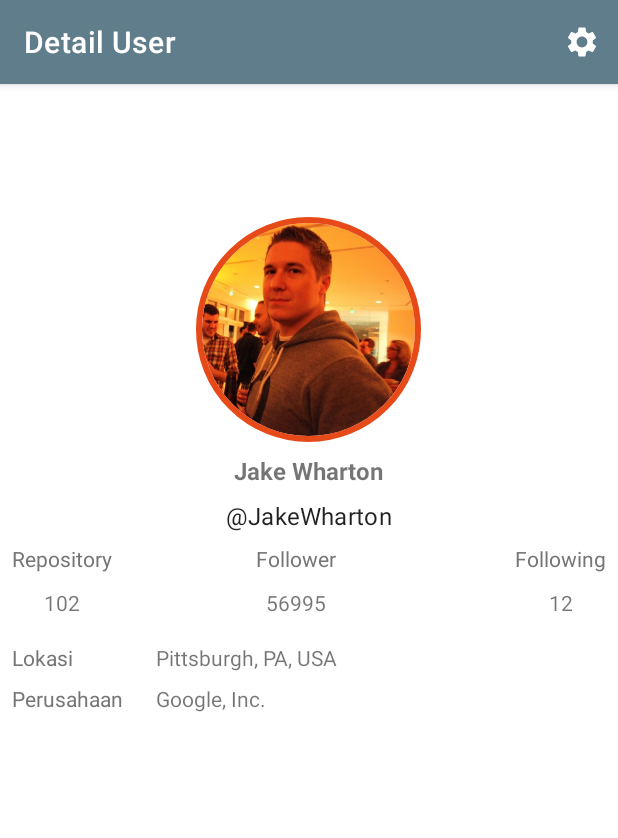
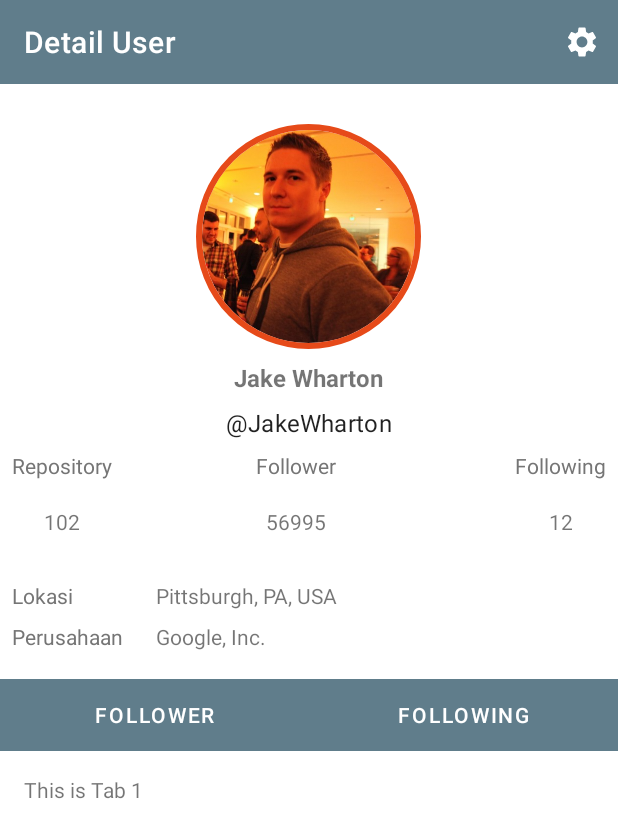
Before and after one commit to rizkidarmawanrpl/GithubUserApp, an Android app: the screen it shows after launch (DetailUserActivity), after a tap on "Jake Wharton", on a phone screen of 412 x 824 dp. Shown: the top 838 px of the screen. Run offline under Robolectric (Android 15) with nearby library versions, the phone set to English and light mode, and no system bars; plain views replace CircularImageView.

Commit message:
Commit add tab layout at detail

```diff
--- a/app/build.gradle
+++ b/app/build.gradle
@@ -38,6 +38,7 @@ dependencies {
     implementation 'androidx.appcompat:appcompat:1.4.0'
     implementation 'com.google.android.material:material:1.4.0'
     implementation 'androidx.constraintlayout:constraintlayout:2.1.2'
+    implementation 'androidx.legacy:legacy-support-v4:1.0.0'
     testImplementation 'junit:junit:4.+'
     androidTestImplementation 'androidx.test.ext:junit:1.1.3'
     androidTestImplementation 'androidx.test.espresso:espresso-core:3.4.0'
@@ -47,4 +48,5 @@ dependencies {
     implementation 'com.intuit.ssp:ssp-android:1.0.6'
     implementation 'com.intuit.sdp:sdp-android:1.0.6'
     implementation 'com.google.android.material:material:1.3.1'
+    implementation 'androidx.viewpager2:viewpager2:1.0.0'
 }
--- a/app/src/main/java/com/erdeprof/githubuserapp/DetailUserActivity.kt
+++ b/app/src/main/java/com/erdeprof/githubuserapp/DetailUserActivity.kt
@@ -7,10 +7,20 @@ import android.view.Menu
 import android.view.MenuItem
 import android.widget.ImageView
 import android.widget.TextView
+import androidx.annotation.StringRes
+import androidx.viewpager2.widget.ViewPager2
+import com.google.android.material.tabs.TabLayout
+import com.google.android.material.tabs.TabLayoutMediator
 
 class DetailUserActivity : AppCompatActivity() {
     companion object {
         const val EXTRA_USER = "extra_user"
+
+        @StringRes
+        private val TAB_TITLES = intArrayOf(
+            R.string.tab_text_follower,
+            R.string.tab_text_following
+        )
     }
 
     override fun onCreate(savedInstanceState: Bundle?) {
@@ -38,6 +48,16 @@ class DetailUserActivity : AppCompatActivity() {
         tvFollowing.text = user.following.toString()
         tvLocation.text = user.location
         tvCompany.text = user.company
+
+        val sectionsPagerAdapter = SectionsPagerAdapter(this)
+        val viewPager: ViewPager2 = findViewById(R.id.view_pager)
+        viewPager.adapter = sectionsPagerAdapter
+        val tabs: TabLayout = findViewById(R.id.tabs)
+        TabLayoutMediator(tabs, viewPager) { tab, position ->
+            tab.text = resources.getString(TAB_TITLES[position])
+        }.attach()
+
+        supportActionBar?.elevation = 0f
     }
 
     override fun onCreateOptionsMenu(menu: Menu?): Boolean {
--- /dev/null
+++ b/app/src/main/java/com/erdeprof/githubuserapp/FollowerFragment.kt
@@ -0,0 +1,40 @@
+package com.erdeprof.githubuserapp
+
+import android.os.Bundle
+import androidx.fragment.app.Fragment
+import android.view.LayoutInflater
+import android.view.View
+import android.view.ViewGroup
+import android.widget.TextView
+
+class FollowerFragment : Fragment() {
+    override fun onCreateView(
+        inflater: LayoutInflater, container: ViewGroup?,
+        savedInstanceState: Bundle?
+    ): View? {
+        // Inflate the layout for this fragment
+        return inflater.inflate(R.layout.fragment_follower, container, false)
+    }
+
+    override fun onViewCreated(view: View, savedInstanceState: Bundle?) {
+        super.onViewCreated(view, savedInstanceState)
+
+        val tvLabel: TextView = view.findViewById(R.id.tab_follower)
+        val index = arguments?.getInt(ARG_SECTION_NUMBER, 0)
+
+        tvLabel.text = getString(R.string.content_tab_text, index)
+    }
+
+    companion object {
+
+        private const val ARG_SECTION_NUMBER = "section_number"
+
+        @JvmStatic
+        fun newInstance(index: Int) =
+            FollowerFragment().apply {
+                arguments = Bundle().apply {
+                    putInt(ARG_SECTION_NUMBER, index)
+                }
+            }
+    }
+}
--- /dev/null
+++ b/app/src/main/java/com/erdeprof/githubuserapp/FollowingFragment.kt
@@ -0,0 +1,59 @@
+package com.erdeprof.githubuserapp
+
+import android.os.Bundle
+import androidx.fragment.app.Fragment
+import android.view.LayoutInflater
+import android.view.View
+import android.view.ViewGroup
+
+// TODO: Rename parameter arguments, choose names that match
+// the fragment initialization parameters, e.g. ARG_ITEM_NUMBER
+private const val ARG_PARAM1 = "param1"
+private const val ARG_PARAM2 = "param2"
+
+/**
+ * A simple [Fragment] subclass.
+ * Use the [FollowingFragment.newInstance] factory method to
+ * create an instance of this fragment.
+ */
+class FollowingFragment : Fragment() {
+    // TODO: Rename and change types of parameters
+    private var param1: String? = null
+    private var param2: String? = null
+
+    override fun onCreate(savedInstanceState: Bundle?) {
+        super.onCreate(savedInstanceState)
+        arguments?.let {
+            param1 = it.getString(ARG_PARAM1)
+            param2 = it.getString(ARG_PARAM2)
+        }
+    }
+
+    override fun onCreateView(
+        inflater: LayoutInflater, container: ViewGroup?,
+        savedInstanceState: Bundle?
+    ): View? {
+        // Inflate the layout for this fragment
+        return inflater.inflate(R.layout.fragment_following, container, false)
+    }
+
+    companion object {
+        /**
+         * Use this factory method to create a new instance of
+         * this fragment using the provided parameters.
+         *
+         * @param param1 Parameter 1.
+         * @param param2 Parameter 2.
+         * @return A new instance of fragment FollowingFragment.
+         */
+        // TODO: Rename and change types and number of parameters
+        @JvmStatic
+        fun newInstance(param1: String, param2: String) =
+            FollowingFragment().apply {
+                arguments = Bundle().apply {
+                    putString(ARG_PARAM1, param1)
+                    putString(ARG_PARAM2, param2)
+                }
+            }
+    }
+}
--- a/app/src/main/java/com/erdeprof/githubuserapp/MainActivity.kt
+++ b/app/src/main/java/com/erdeprof/githubuserapp/MainActivity.kt
@@ -25,7 +25,7 @@ class MainActivity : AppCompatActivity() {
 
         list.addAll(listUsers)
 
-        val searchManager = getSystemService(Context.SEARCH_SERVICE) as SearchManager
+        /*val searchManager = getSystemService(Context.SEARCH_SERVICE) as SearchManager
         val searchView: SearchView = findViewById(R.id.input_username)
 
         searchView.setSearchableInfo(searchManager.getSearchableInfo(componentName))
@@ -40,7 +40,7 @@ class MainActivity : AppCompatActivity() {
                 Toast.makeText(this@MainActivity, p0, Toast.LENGTH_SHORT).show()
                 return true
             }
-        })
+        })*/
 
         showRecyclerList()
     }
--- /dev/null
+++ b/app/src/main/java/com/erdeprof/githubuserapp/SectionsPagerAdapter.kt
@@ -0,0 +1,16 @@
+package com.erdeprof.githubuserapp
+
+import androidx.appcompat.app.AppCompatActivity
+import androidx.fragment.app.Fragment
+import androidx.viewpager2.adapter.FragmentStateAdapter
+
+class SectionsPagerAdapter(activity: AppCompatActivity) : FragmentStateAdapter(activity) {
+    override fun getItemCount(): Int {
+        return 2
+    }
+
+    override fun createFragment(position: Int): Fragment {
+        return FollowerFragment.newInstance(position + 1)
+    }
+
+}
--- a/app/src/main/res/layout/activity_detail_user.xml
+++ b/app/src/main/res/layout/activity_detail_user.xml
@@ -4,7 +4,8 @@
     xmlns:tools="http://schemas.android.com/tools"
     android:layout_width="match_parent"
     android:layout_height="match_parent"
-    tools:context=".DetailUserActivity">
+    tools:context=".DetailUserActivity"
+    android:orientation="vertical">
 
     <androidx.constraintlayout.widget.ConstraintLayout
         android:layout_width="match_parent"
@@ -15,42 +16,42 @@
             android:id="@+id/img_avatar"
             android:layout_width="150dp"
             android:layout_height="150dp"
+            app:civ_border_color="@color/orange_dark"
+            app:civ_border_width="4dp"
+            app:civ_shadow="true"
+            app:civ_shadow_color="@color/gray_light"
+            app:civ_shadow_radius="10"
             app:layout_constraintBottom_toBottomOf="parent"
             app:layout_constraintEnd_toEndOf="parent"
             app:layout_constraintHorizontal_bias="0.498"
             app:layout_constraintStart_toStartOf="parent"
             app:layout_constraintTop_toTopOf="parent"
-            app:layout_constraintVertical_bias="0.33"
-            tools:src="@tools:sample/avatars"
-            app:civ_border_color="@color/orange_dark"
-            app:civ_border_width="4dp"
-            app:civ_shadow="true"
-            app:civ_shadow_color="@color/gray_light"
-            app:civ_shadow_radius="10"/>
+            app:layout_constraintVertical_bias="0.08"
+            tools:src="@tools:sample/avatars" />
 
         <TextView
             android:id="@+id/tv_name"
+            style="@style/TextContent"
             android:layout_width="wrap_content"
             android:layout_height="wrap_content"
             android:layout_marginTop="8dp"
+            android:textSize="16sp"
+            android:textStyle="bold"
             app:layout_constraintEnd_toEndOf="@+id/img_avatar"
             app:layout_constraintStart_toStartOf="@+id/img_avatar"
             app:layout_constraintTop_toBottomOf="@+id/img_avatar"
-            tools:text="@string/my_name"
-            android:textSize="16sp"
-            android:textStyle="bold"
-            style="@style/TextContent"/>
+            tools:text="@string/my_name" />
 
         <TextView
             android:id="@+id/tv_username"
+            style="@style/TextContent.Small"
             android:layout_width="wrap_content"
             android:layout_height="wrap_content"
             android:layout_marginTop="8dp"
             app:layout_constraintEnd_toEndOf="@+id/img_avatar"
             app:layout_constraintStart_toStartOf="@+id/img_avatar"
             app:layout_constraintTop_toBottomOf="@+id/tv_name"
-            tools:text="@string/username"
-            style="@style/TextContent.Small"/>
+            tools:text="@string/username" />
 
         <TextView
             android:id="@+id/tv_follower_text"
@@ -66,28 +67,29 @@
 
         <TextView
             android:id="@+id/tv_following_text"
+            style="@style/TextTitle.Field"
             android:layout_width="0dp"
             android:layout_height="wrap_content"
             android:layout_marginTop="8dp"
             android:layout_marginEnd="8dp"
+            android:text="@string/following_text"
             app:layout_constraintEnd_toEndOf="parent"
-            app:layout_constraintTop_toBottomOf="@+id/tv_username"
-            android:text="@string/following_text"
-            style="@style/TextTitle.Field"/>
+            app:layout_constraintTop_toBottomOf="@+id/tv_username" />
 
         <TextView
             android:id="@+id/tv_repository_text"
+            style="@style/TextTitle.Field"
             android:layout_width="0dp"
             android:layout_height="wrap_content"
             android:layout_marginStart="8dp"
             android:layout_marginTop="8dp"
+            android:text="@string/repository_text"
             app:layout_constraintStart_toStartOf="parent"
-            app:layout_constraintTop_toBottomOf="@+id/tv_username"
-            android:text="@string/repository_text"
-            style="@style/TextTitle.Field"/>
+            app:layout_constraintTop_toBottomOf="@+id/tv_username" />
 
         <TextView
             android:id="@+id/tv_follower_value"
+            style="@style/TextTitle.Value"
             android:layout_width="wrap_content"
             android:layout_height="wrap_content"
             android:layout_marginTop="8dp"
@@ -95,11 +97,11 @@
             app:layout_constraintEnd_toEndOf="@+id/tv_follower_text"
             app:layout_constraintStart_toStartOf="@+id/tv_follower_text"
             app:layout_constraintTop_toBottomOf="@+id/tv_follower_text"
-            tools:text="@string/follower_value"
-            style="@style/TextTitle.Value"/>
+            tools:text="@string/follower_value" />
 
         <TextView
             android:id="@+id/tv_following_value"
+            style="@style/TextTitle.Value"
             android:layout_width="wrap_content"
             android:layout_height="wrap_content"
             android:layout_marginTop="8dp"
@@ -107,11 +109,11 @@
             app:layout_constraintEnd_toEndOf="@+id/tv_following_text"
             app:layout_constraintStart_toStartOf="@+id/tv_following_text"
             app:layout_constraintTop_toBottomOf="@+id/tv_following_text"
-            tools:text="@string/following_value"
-            style="@style/TextTitle.Value"/>
+            tools:text="@string/following_value" />
 
         <TextView
             android:id="@+id/tv_repository_value"
+            style="@style/TextTitle.Value"
             android:layout_width="wrap_content"
             android:layout_height="wrap_content"
             android:layout_marginTop="8dp"
@@ -119,28 +121,55 @@
             app:layout_constraintEnd_toEndOf="@+id/tv_repository_text"
             app:layout_constraintStart_toStartOf="@+id/tv_repository_text"
             app:layout_constraintTop_toBottomOf="@+id/tv_repository_text"
-            tools:text="@string/repository_value"
-            style="@style/TextTitle.Value"/>
+            tools:text="@string/repository_value" />
 
         <androidx.constraintlayout.widget.Guideline
             android:id="@+id/guideline3"
             android:layout_width="wrap_content"
             android:layout_height="wrap_content"
             android:orientation="horizontal"
-            app:layout_constraintGuide_begin="357dp" />
+            app:layout_constraintGuide_begin="312dp" />
 
         <include
             android:id="@+id/include"
             layout="@layout/layout_deskripsi_user"
             android:layout_width="0dp"
             android:layout_height="wrap_content"
+            app:layout_constraintBottom_toTopOf="@+id/guideline5"
+            app:layout_constraintEnd_toEndOf="parent"
+            app:layout_constraintHorizontal_bias="0.0"
+            app:layout_constraintStart_toStartOf="parent"
+            app:layout_constraintTop_toTopOf="@+id/guideline3" />
+
+        <androidx.constraintlayout.widget.Guideline
+            android:id="@+id/guideline5"
+            android:layout_width="wrap_content"
+            android:layout_height="wrap_content"
+            android:orientation="horizontal"
+            app:layout_constraintGuide_begin="389dp" />
+
+        <com.google.android.material.tabs.TabLayout
+            android:id="@+id/tabs"
+            android:layout_width="match_parent"
+            android:layout_height="wrap_content"
             android:layout_marginTop="8dp"
+            android:background="?attr/colorPrimary"
+            app:layout_constraintEnd_toEndOf="parent"
+            app:layout_constraintHorizontal_bias="0.0"
+            app:layout_constraintStart_toStartOf="parent"
+            app:layout_constraintTop_toTopOf="@+id/guideline5"
+            app:tabTextColor="@android:color/white" />
+
+        <androidx.viewpager2.widget.ViewPager2
+            android:id="@+id/view_pager"
+            android:layout_width="match_parent"
+            android:layout_height="match_parent"
             app:layout_constraintBottom_toBottomOf="parent"
             app:layout_constraintEnd_toEndOf="parent"
             app:layout_constraintHorizontal_bias="0.0"
             app:layout_constraintStart_toStartOf="parent"
-            app:layout_constraintTop_toBottomOf="@id/guideline3"
-            app:layout_constraintVertical_bias="1.0" />
+            app:layout_constraintTop_toBottomOf="@+id/tabs"
+            app:layout_constraintVertical_bias="0.0" />
 
     </androidx.constraintlayout.widget.ConstraintLayout>
 
--- /dev/null
+++ b/app/src/main/res/layout/fragment_follower.xml
@@ -0,0 +1,17 @@
+<?xml version="1.0" encoding="utf-8"?>
+<FrameLayout xmlns:android="http://schemas.android.com/apk/res/android"
+    xmlns:tools="http://schemas.android.com/tools"
+    android:layout_width="match_parent"
+    android:layout_height="match_parent"
+    tools:context=".FollowerFragment">
+
+    <!-- TODO: Update blank fragment layout -->
+    <TextView
+        android:id="@+id/tab_follower"
+        android:layout_width="wrap_content"
+        android:layout_height="wrap_content"
+        android:layout_marginStart="16dp"
+        android:layout_marginTop="16dp"
+        android:text="@string/content_tab_follower" />
+
+</FrameLayout>
--- /dev/null
+++ b/app/src/main/res/layout/fragment_following.xml
@@ -0,0 +1,17 @@
+<?xml version="1.0" encoding="utf-8"?>
+<FrameLayout xmlns:android="http://schemas.android.com/apk/res/android"
+    xmlns:tools="http://schemas.android.com/tools"
+    android:layout_width="match_parent"
+    android:layout_height="match_parent"
+    tools:context=".FollowingFragment">
+
+    <!-- TODO: Update blank fragment layout -->
+    <TextView
+        android:id="@+id/tab_following"
+        android:layout_width="wrap_content"
+        android:layout_height="wrap_content"
+        android:layout_marginStart="16dp"
+        android:layout_marginTop="16dp"
+        android:text="@string/content_tab_following" />
+
+</FrameLayout>
--- a/app/src/main/res/values/strings.xml
+++ b/app/src/main/res/values/strings.xml
@@ -113,4 +113,11 @@
         <item>@drawable/user9</item>
         <item>@drawable/user10</item>
     </string-array>
+    <!-- TODO: Remove or change this placeholder text -->
+    <string name="hello_blank_fragment">Hello blank fragment</string>
+    <string name="tab_text_follower">Follower</string>
+    <string name="tab_text_following">Following</string>
+    <string name="content_tab_follower">This is Tab Follower</string>
+    <string name="content_tab_following">This is Tab Following</string>
+    <string name="content_tab_text">This is Tab %1$d</string>
 </resources>
```
